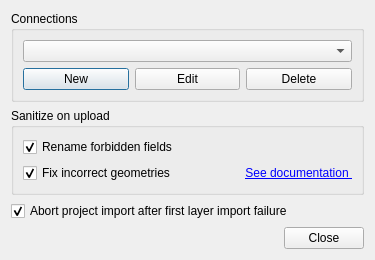
First picture: the form in src/settings_dialog_base.ui, repository nextgis/nextgis_connect, before the edit.
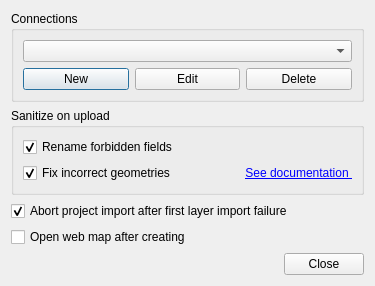
Second picture: the form after the edit.

Commit message: Create map from raster style. Add global settings for auto open created map. Refactoring translations.

Diff of the .ui file:
```diff
--- a/src/settings_dialog_base.ui
+++ b/src/settings_dialog_base.ui
@@ -7,7 +7,7 @@
     <x>0</x>
     <y>0</y>
     <width>375</width>
-    <height>237</height>
+    <height>260</height>
    </rect>
   </property>
   <property name="sizePolicy">
@@ -139,6 +139,13 @@
      </property>
     </spacer>
    </item>
+   <item>
+    <widget class="QCheckBox" name="cbAutoOpenWebMap">
+     <property name="text">
+      <string>Open web map after creating</string>
+     </property>
+    </widget>
+   </item>
    <item>
     <widget class="QDialogButtonBox" name="buttonBox">
      <property name="sizePolicy">
```
The commit also changes 7 other files.
